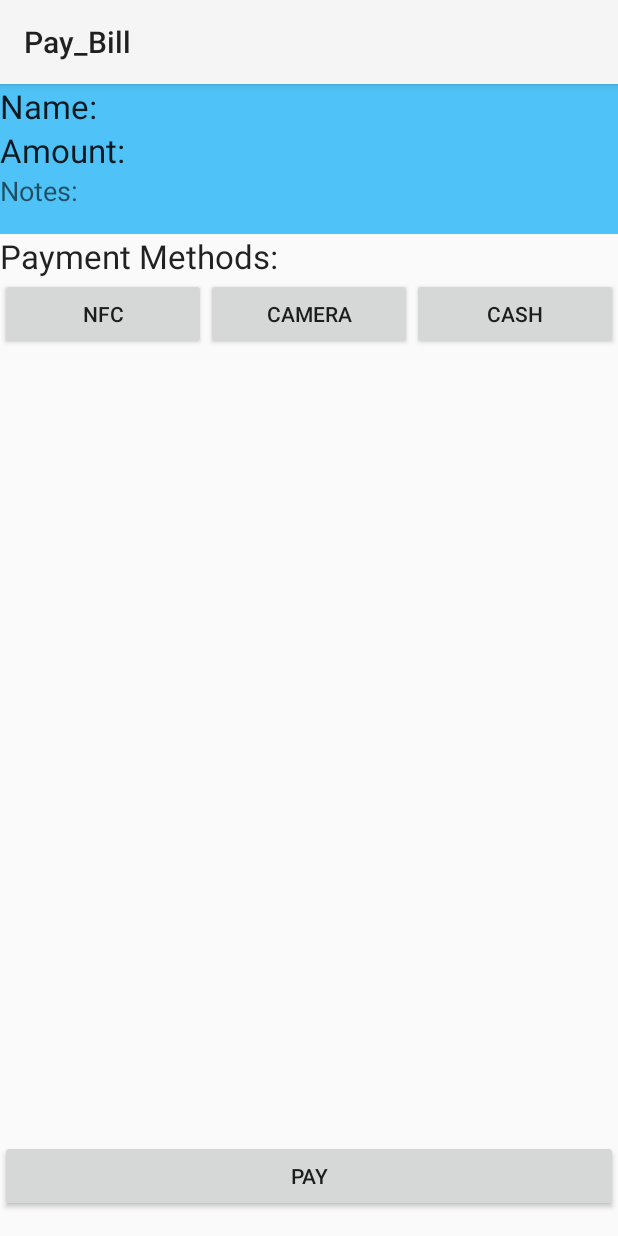
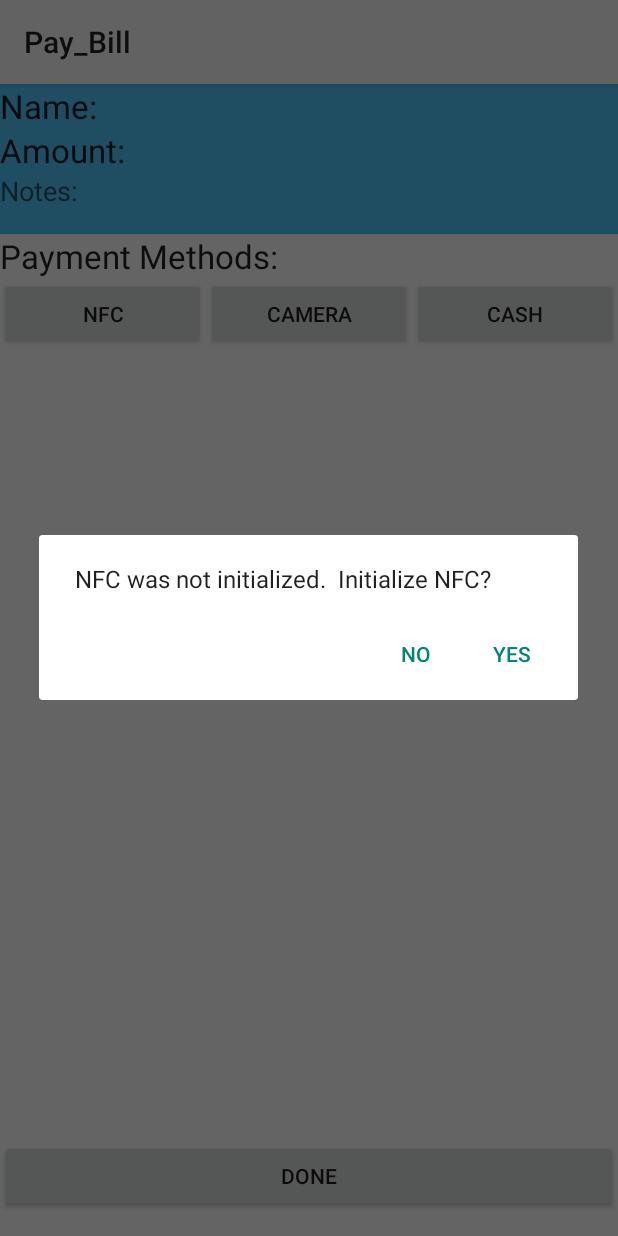
Before and after one commit to JeffSeto/EngMathHack, an Android app: the Pay_Bill screen opened directly, with no data from a screen before it, after a tap on "NFC", on a phone screen of 412 x 824 dp. Run offline under Robolectric (Android 15) with nearby library versions, the phone set to English and light mode, and no system bars; 1 statement that could not run was skipped.

Commit message:
ITS WORKING

```diff
--- a/EngMathHack/app/src/main/java/com/example/jeffrey/engmathhack/Pay_Bill.java
+++ b/EngMathHack/app/src/main/java/com/example/jeffrey/engmathhack/Pay_Bill.java
@@ -30,6 +30,8 @@ public class Pay_Bill extends Activity {
     @Override
     public void onCreate(Bundle savedInstanceState) {
         super.onCreate(savedInstanceState);
+
+
         setContentView(R.layout.activity_pay__bill);
 
         nfcButton = (Button) findViewById(R.id.nfcScanButton);
@@ -64,6 +66,7 @@ public class Pay_Bill extends Activity {
                 }
             });
             toast.setNegativeButton("No", null);
+            toast.show();
         }
         if(nfcAdapter.isEnabled()){
             Intent scanIntent = new Intent(this, io.triangle.reader.ScanActivity.class);
@@ -82,6 +85,7 @@ public class Pay_Bill extends Activity {
             } else {
                 toast = new AlertDialog.Builder(this);
                 toast.setMessage("NFC Scanning cancelled");
+                toast.show();
             }
         } else {
             super.onActivityResult(requestCode, resultCode, data);
@@ -99,4 +103,8 @@ public class Pay_Bill extends Activity {
     public void cameraClicked(View v){
 
     }
+
+    public void onPayClicked(View v){
+        super.onBackPressed();
+    }
 }
--- a/EngMathHack/app/src/main/res/layout/activity_pay__bill.xml
+++ b/EngMathHack/app/src/main/res/layout/activity_pay__bill.xml
@@ -47,11 +47,12 @@
     <Button
         android:layout_width="wrap_content"
         android:layout_height="wrap_content"
-        android:text="Pay"
-        android:id="@+id/button"
+        android:text="Done"
+        android:id="@+id/payButton"
         android:layout_alignParentBottom="true"
         android:layout_alignParentStart="true"
-        android:layout_alignParentEnd="true" />
+        android:layout_alignParentEnd="true"
+        android:onClick="onPayClicked"/>
 
     <TextView
         android:layout_width="wrap_content"
@@ -94,14 +95,5 @@
             android:layout_weight="1"/>
     </LinearLayout>
 
-    <android.support.v7.widget.RecyclerView
-        android:id="@+id/paymentRecyclerView"
-        android:scrollbars="vertical"
-        android:layout_width="match_parent"
-        android:layout_height="match_parent"
-        android:orientation="vertical"
-        android:layout_below="@+id/buttonLinearLayout"
-        android:layout_above="@+id/button" />
-
 
 </RelativeLayout>
```
Also changed, not shown: EngMathHack/app/src/main/java/com/example/jeffrey/engmathhack/BillAdapter.java (+10 -4 lines), EngMathHack/app/src/main/java/com/example/jeffrey/engmathhack/MainActivity.java (+10 -2 lines), EngMathHack/app/src/main/java/com/example/jeffrey/engmathhack/PaymentCardAdapter.java (deleted, +0 -69 lines), EngMathHack/app/src/main/res/layout/payment_card.xml (deleted, +0 -62 lines).
